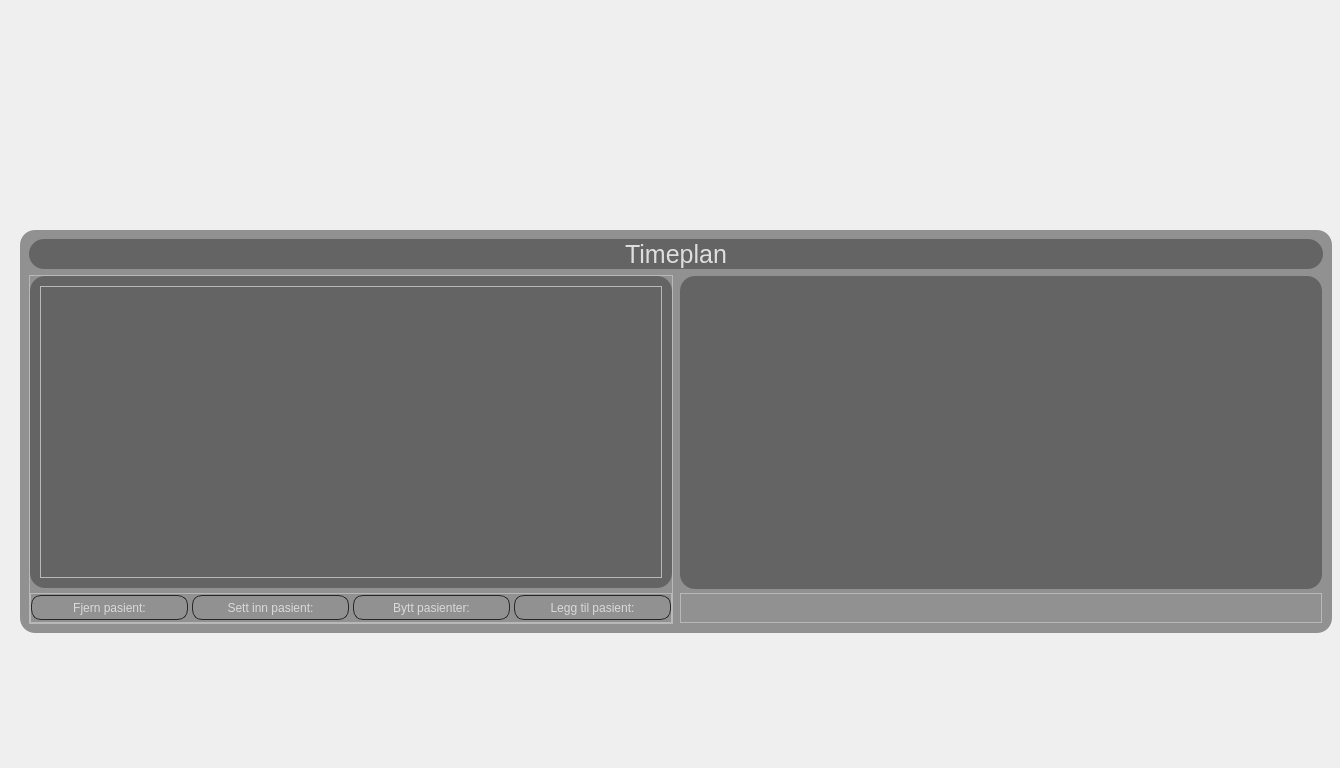
Before: the Qt Designer form Images/overview.ui in Eirik-MS/ELSYS_Tidssky, drawn with Qt 5.
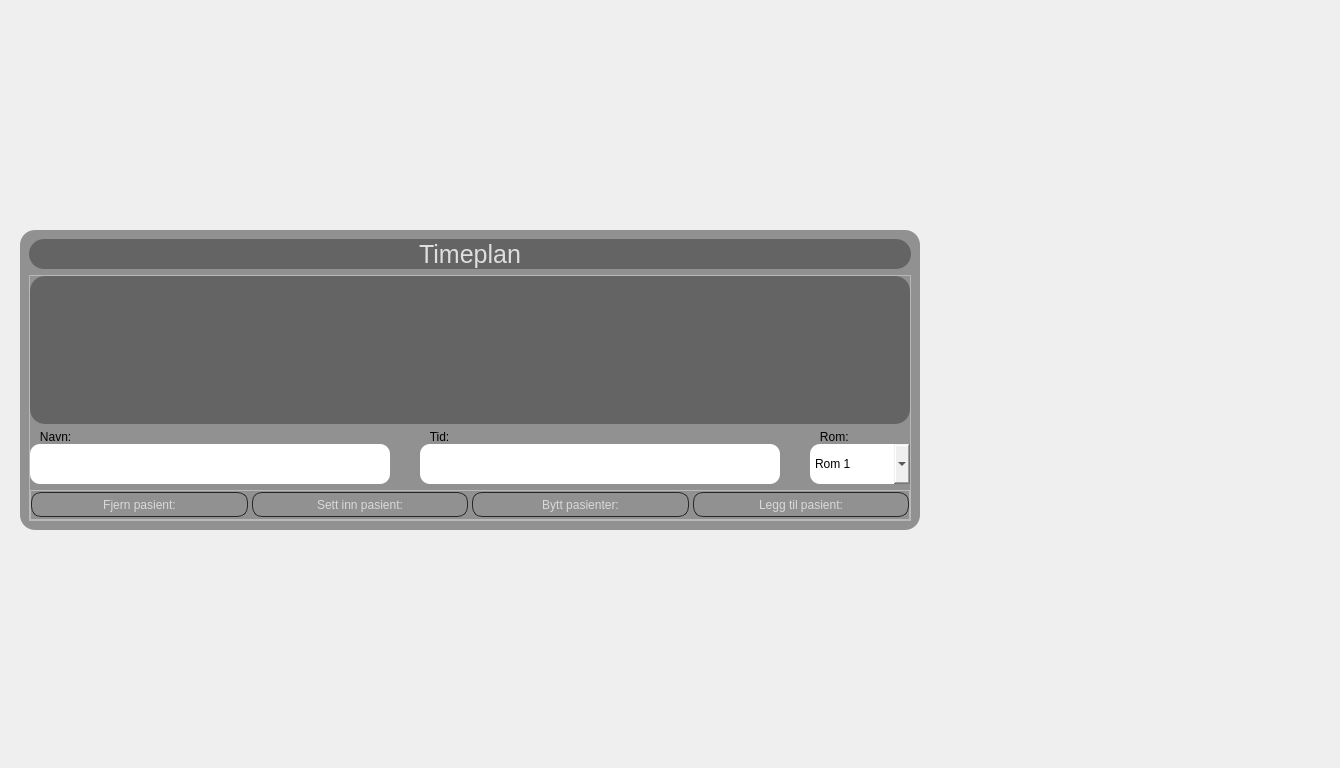
After: the same form once the commit is applied.

Diff of the .ui file:
```diff
--- a/Images/overview.ui
+++ b/Images/overview.ui
@@ -23,10 +23,16 @@
      <rect>
       <x>20</x>
       <y>230</y>
-      <width>1312</width>
-      <height>403</height>
+      <width>900</width>
+      <height>300</height>
      </rect>
     </property>
+    <property name="minimumSize">
+     <size>
+      <width>900</width>
+      <height>300</height>
+     </size>
+    </property>
     <property name="maximumSize">
      <size>
       <width>16777215</width>
@@ -42,8 +48,8 @@
     <property name="frameShadow">
      <enum>QFrame::Raised</enum>
     </property>
-    <layout class="QGridLayout" name="gridLayout_11">
-     <item row="0" column="0" colspan="2">
+    <layout class="QVBoxLayout" name="verticalLayout">
+     <item>
       <widget class="QFrame" name="timeplan">
        <property name="maximumSize">
         <size>
@@ -104,8 +110,8 @@
        </layout>
       </widget>
      </item>
-     <item row="1" column="0">
-      <widget class="QFrame" name="scrollframe">
+     <item>
+      <widget class="QFrame" name="contents">
        <property name="minimumSize">
         <size>
          <width>644</width>
@@ -113,77 +119,24 @@
         </size>
        </property>
        <property name="styleSheet">
-        <string notr="true">QFrame#frame_3{background-color:rgb(0,0,0,80);}
+        <string notr="true">QFrame#frame_3						  		{background-color:rgb(0,0,0,80);}
+QScrollBar::handle:vertical:hover 		{background-color: rgb(189, 223, 246, 180);}
+QScrollBar::handle:vertical:pressed 	{background-color: rgba(189, 223, 246, 100);}
+QScrollBar::sub-line:vertical:hover 	{background-color: rgb(255, 0, 127, 0);}
+QScrollBar::sub-line:vertical:pressed 	{background-color: rgb(185, 0, 92, 0);}
+QScrollBar::add-line:vertical:hover 	{background-color: rgb(255, 0, 127, 0);}
+QScrollBar::add-line:vertical:pressed {background-color: rgb(185, 0, 92, 0);}
+QScrollBar::sub-page:vertical 			{background-color: rgb(255, 85,0,0);}
+QScrollBar::add-page:vertical 			{background-color:rgb(0,0,123,0);}
+QScrollBar::sub-line:vertical 				{background-color: rgb(59, 59, 90, 0);	height: 0px;				border: none;}		
+QScrollBar::add-line:vertical				{background-color: rgb(59, 59, 90, 0);	height: 0px;				border: none;}
+QScrollBar::handle:vertical 		  	  		{background-color: rgba(0, 0, 0, 120);	min-height: 30px;	border-radius: 4px;}
+QScrollBar:vertical 						  		{background: rgb(45, 45, 68, 0);			width: 8px;				border: none;				
+    														 margin: 15px 0 15px 0;															border-radius: 0px;}
 
- QScrollBar:vertical {
-	border: none;
-    background: rgb(45, 45, 68, 0);
-    width: 8px;
-    margin: 15px 0 15px 0;
-	border-radius: 0px;
- }
+QScrollBar::up-arrow:vertical, QScrollBar::down-arrow:vertical 	{background: none;}
+QScrollBar::add-page:vertical, QScrollBar::sub-page:vertical 		{background: none;}
 
-/*  HANDLE BAR VERTICAL */
-QScrollBar::handle:vertical {	
-	
-	background-color: rgba(0, 0, 0, 120);
-	min-height: 30px;
-	border-radius: 4px;
-
-}
-
-QScrollBar::handle:vertical:hover{	
-	
-	background-color: rgb(189, 223, 246, 180);
-}
-QScrollBar::handle:vertical:pressed {	
-	
-	background-color: rgba(189, 223, 246, 100);
-}
-
-/* BTN TOP - SCROLLBAR */
-QScrollBar::sub-line:vertical {
-	border: none;
-	background-color: rgb(59, 59, 90, 0);
-	height: 0px;
-
-}
-QScrollBar::sub-line:vertical:hover {	
-	background-color: rgb(255, 0, 127, 0);
-}
-QScrollBar::sub-line:vertical:pressed {	
-	background-color: rgb(185, 0, 92, 0);
-}
-
-/* BTN BOTTOM - SCROLLBAR */
-QScrollBar::add-line:vertical {
-	border: none;
-	background-color: rgb(59, 59, 90, 0);
-	height: 0px;
-}
-QScrollBar::add-line:vertical:hover {	
-	background-color: rgb(255, 0, 127, 0);
-}
-QScrollBar::add-line:vertical:pressed {	
-	background-color: rgb(185, 0, 92, 0);
-}
-
-/* RESET ARROW */
-QScrollBar::up-arrow:vertical, QScrollBar::down-arrow:vertical {
-	background: none;
-}
-QScrollBar::add-page:vertical, QScrollBar::sub-page:vertical {
-	background: none;
-}
-
-QScrollBar::sub-page:vertical {
-    
-	background-color: rgb(255, 85,0,0);
-}
-
-QScrollBar::add-page:vertical {
-    background-color:rgb(0,0,123,0);
-}
 </string>
        </property>
        <property name="frameShape">
@@ -192,7 +145,7 @@
        <property name="frameShadow">
         <enum>QFrame::Raised</enum>
        </property>
-       <layout class="QGridLayout" name="gridLayout_12">
+       <layout class="QVBoxLayout" name="contentsLay">
         <property name="leftMargin">
          <number>0</number>
         </property>
@@ -205,14 +158,8 @@
         <property name="bottomMargin">
          <number>0</number>
         </property>
-        <property name="horizontalSpacing">
-         <number>0</number>
-        </property>
-        <property name="verticalSpacing">
-         <number>5</number>
-        </property>
-        <item row="0" column="0" colspan="2">
-         <widget class="QScrollArea" name="scrollArea_3">
+        <item>
+         <widget class="QScrollArea" name="scrollarea">
           <property name="styleSheet">
            <string notr="true">QScrollArea{background-color:rgb(0,0,0,80); border-radius:15px;}
 QScrollBar::add-page:vertical, QScrollBar::sub-page:verticall{background-color:rgb(0,0,0,0);}</string>
@@ -220,13 +167,13 @@
           <property name="widgetResizable">
            <bool>true</bool>
           </property>
-          <widget class="QWidget" name="scrollAreaWidgetContents_3">
+          <widget class="QWidget" name="scrollwidget">
            <property name="geometry">
             <rect>
              <x>0</x>
              <y>0</y>
-             <width>642</width>
-             <height>312</height>
+             <width>880</width>
+             <height>149</height>
             </rect>
            </property>
            <property name="styleSheet">
@@ -249,7 +196,7 @@
              <number>10</number>
             </property>
             <item>
-             <widget class="QFrame" name="scrollingframe">
+             <widget class="QFrame" name="scrollframe">
               <property name="minimumSize">
                <size>
                 <width>0</width>
@@ -265,7 +212,7 @@
               <property name="frameShadow">
                <enum>QFrame::Raised</enum>
               </property>
-              <layout class="QVBoxLayout" name="verticalLayout_70">
+              <layout class="QVBoxLayout" name="scrollframeLay">
                <property name="spacing">
                 <number>0</number>
                </property>
@@ -288,8 +235,265 @@
           </widget>
          </widget>
         </item>
-        <item row="1" column="0" colspan="2">
-         <widget class="QFrame" name="leggtilframe">
+        <item>
+         <widget class="QFrame" name="inputs">
+          <property name="minimumSize">
+           <size>
+            <width>0</width>
+            <height>50</height>
+           </size>
+          </property>
+          <property name="styleSheet">
+           <string notr="true">background:none;	border-radius:10px; 
+font: 8pt &quot;Roboto Cn&quot;;</string>
+          </property>
+          <property name="frameShape">
+           <enum>QFrame::StyledPanel</enum>
+          </property>
+          <property name="frameShadow">
+           <enum>QFrame::Raised</enum>
+          </property>
+          <layout class="QHBoxLayout" name="inputsLay">
+           <property name="spacing">
+            <number>30</number>
+           </property>
+           <property name="leftMargin">
+            <number>0</number>
+           </property>
+           <property name="topMargin">
+            <number>0</number>
+           </property>
+           <property name="rightMargin">
+            <number>0</number>
+           </property>
+           <property name="bottomMargin">
+            <number>0</number>
+           </property>
+           <item>
+            <widget class="QFrame" name="navnframe">
+             <property name="minimumSize">
+              <size>
+               <width>100</width>
+               <height>0</height>
+              </size>
+             </property>
+             <property name="styleSheet">
+              <string notr="true"/>
+             </property>
+             <property name="frameShape">
+              <enum>QFrame::StyledPanel</enum>
+             </property>
+             <property name="frameShadow">
+              <enum>QFrame::Raised</enum>
+             </property>
+             <layout class="QVBoxLayout" name="navnframeLay">
+              <property name="spacing">
+               <number>0</number>
+              </property>
+              <property name="leftMargin">
+               <number>0</number>
+              </property>
+              <property name="topMargin">
+               <number>0</number>
+              </property>
+              <property name="rightMargin">
+               <number>0</number>
+              </property>
+              <property name="bottomMargin">
+               <number>0</number>
+              </property>
+              <item>
+               <widget class="QLabel" name="navnlabel">
+                <property name="styleSheet">
+                 <string notr="true"/>
+                </property>
+                <property name="text">
+                 <string>   Navn:</string>
+                </property>
+               </widget>
+              </item>
+              <item>
+               <widget class="QLineEdit" name="navninput">
+                <property name="minimumSize">
+                 <size>
+                  <width>0</width>
+                  <height>40</height>
+                 </size>
+                </property>
+                <property name="styleSheet">
+                 <string notr="true"/>
+                </property>
+                <property name="text">
+                 <string/>
+                </property>
+                <property name="alignment">
+                 <set>Qt::AlignCenter</set>
+                </property>
+                <property name="placeholderText">
+                 <string/>
+                </property>
+               </widget>
+              </item>
+             </layout>
+            </widget>
+           </item>
+           <item>
+            <widget class="QFrame" name="tidframe">
+             <property name="minimumSize">
+              <size>
+               <width>100</width>
+               <height>0</height>
+              </size>
+             </property>
+             <property name="styleSheet">
+              <string notr="true"/>
+             </property>
+             <property name="frameShape">
+              <enum>QFrame::StyledPanel</enum>
+             </property>
+             <property name="frameShadow">
+              <enum>QFrame::Raised</enum>
+             </property>
+             <layout class="QVBoxLayout" name="tidframeLay">
+              <property name="spacing">
+               <number>0</number>
+              </property>
+              <property name="leftMargin">
+               <number>0</number>
+              </property>
+              <property name="topMargin">
+               <number>0</number>
+              </property>
+              <property name="rightMargin">
+               <number>0</number>
+              </property>
+              <property name="bottomMargin">
+               <number>0</number>
+              </property>
+              <item>
+               <widget class="QLabel" name="tidlabel">
+                <property name="styleSheet">
+                 <string notr="true"/>
+                </property>
+                <property name="text">
+                 <string>   Tid:</string>
+                </property>
+               </widget>
+              </item>
+              <item>
+               <widget class="QLineEdit" name="tidinput">
+                <property name="minimumSize">
+                 <size>
+                  <width>0</width>
+                  <height>40</height>
+                 </size>
+                </property>
+                <property name="styleSheet">
+                 <string notr="true"/>
+                </property>
+                <property name="text">
+                 <string/>
+                </property>
+                <property name="alignment">
+                 <set>Qt::AlignCenter</set>
+                </property>
+                <property name="placeholderText">
+                 <string/>
+                </property>
+               </widget>
+              </item>
+             </layout>
+            </widget>
+           </item>
+           <item>
+            <widget class="QFrame" name="romframe">
+             <property name="minimumSize">
+              <size>
+               <width>100</width>
+               <height>0</height>
+              </size>
+             </property>
+             <property name="styleSheet">
+              <string notr="true"/>
+             </property>
+             <property name="frameShape">
+              <enum>QFrame::StyledPanel</enum>
+             </property>
+             <property name="frameShadow">
+              <enum>QFrame::Raised</enum>
+             </property>
+             <layout class="QVBoxLayout" name="romframeLay">
+              <property name="spacing">
+               <number>0</number>
+              </property>
+              <property name="leftMargin">
+               <number>0</number>
+              </property>
+              <property name="topMargin">
+               <number>0</number>
+              </property>
+              <property name="rightMargin">
+               <number>0</number>
+              </property>
+              <property name="bottomMargin">
+               <number>0</number>
+              </property>
+              <item>
+               <widget class="QLabel" name="romlabel">
+                <property name="styleSheet">
+                 <string notr="true"/>
+                </property>
+                <property name="text">
+                 <string>   Rom:</string>
+                </property>
+               </widget>
+              </item>
+              <item>
+               <widget class="QComboBox" name="rominput">
+                <property name="minimumSize">
+                 <size>
+                  <width>0</width>
+                  <height>40</height>
+                 </size>
+                </property>
+                <property name="styleSheet">
+                 <string notr="true"/>
+                </property>
+                <item>
+                 <property name="text">
+                  <string>Rom 1</string>
+                 </property>
+                </item>
+                <item>
+                 <property name="text">
+                  <string>Rom 2</string>
+                 </property>
+                </item>
+                <item>
+                 <property name="text">
+                  <string>Rom 3</string>
+                 </property>
+                </item>
+                <item>
+                 <property name="text">
+                  <string>Rom 4</string>
+                 </property>
+                </item>
+                <item>
+                 <property name="text">
+                  <string>PET-Scan</string>
+                 </property>
+                </item>
+               </widget>
+              </item>
+             </layout>
+            </widget>
+           </item>
+          </layout>
+         </widget>
+        </item>
+        <item>
+         <widget class="QFrame" name="knapper">
           <property name="minimumSize">
            <size>
             <width>0</width>
@@ -303,7 +507,10 @@
            </size>
           </property>
           <property name="styleSheet">
-           <string notr="true">background:none;</string>
+           <string notr="true">QPushButton				{border:1px solid;		border-color: rgb(39, 39, 39);		border-radius:0px;
+									 border-radius:10px;	background-color: rbg(0,0,0,80);	color: rgb(217, 217, 217);}
+QPushButton:hover		{background-color: rgba(0, 0, 0, 120);}
+QPushButton:pressed {background-color: rgba(0, 0, 0, 200);}</string>
           </property>
           <property name="frameShape">
            <enum>QFrame::StyledPanel</enum>
@@ -311,7 +518,7 @@
           <property name="frameShadow">
            <enum>QFrame::Raised</enum>
           </property>
-          <layout class="QHBoxLayout" name="horizontalLayout">
+          <layout class="QHBoxLayout" name="knapperLay">
            <property name="spacing">
             <number>4</number>
            </property>
@@ -339,21 +546,7 @@
               <string>Fjern markert(e) pasienter fra timeplanen.</string>
              </property>
              <property name="styleSheet">
-              <string notr="true">QPushButton{
-border:1px solid;
-border-color: rgb(39, 39, 39);
-border-radius:0px;
-border-radius:10px;
-background-color: rbg(0,0,0,80);
-color: rgb(217, 217, 217);
-}
-QPushButton:hover{
-background-color: rgba(0, 0, 0, 120);
-}
-
-QPushButton:pressed{
-background-color: rgba(0, 0, 0, 200);
-}</string>
+              <string notr="true"/>
              </property>
              <property name="text">
               <string>Fjern pasient:</string>
@@ -372,21 +565,7 @@
               <string>Sett pasient inn midt i planen. Fører pasienten frem i køen og forskyver behandlingstidspunktene til pasientene bak i køen.</string>
              </property>
              <property name="styleSheet">
-              <string notr="true">QPushButton{
-border:1px solid;
-border-color: rgb(39, 39, 39);
-border-radius:0px;
-border-radius:10px;
-background-color: rbg(0,0,0,80);
-color: rgb(217, 217, 217);
-}
-QPushButton:hover{
-background-color: rgba(0, 0, 0, 120);
-}
-
-QPushButton:pressed{
-background-color: rgba(0, 0, 0, 200);
-}</string>
+              <string notr="true"/>
              </property>
              <property name="text">
               <string>Sett inn pasient:</string>
@@ -405,21 +584,7 @@
               <string>Bytt timeplanene til to pasienter. Merk: kun to pasienter kan byttes om gangen.</string>
              </property>
              <property name="styleSheet">
-              <string notr="true">QPushButton{
-border:1px solid;
-border-color: rgb(39, 39, 39);
-border-radius:0px;
-border-radius:10px;
-background-color: rbg(0,0,0,80);
-color: rgb(217, 217, 217);
-}
-QPushButton:hover{
-background-color: rgba(0, 0, 0, 120);
-}
-
-QPushButton:pressed{
-background-color: rgba(0, 0, 0, 200);
-}</string>
+              <string notr="true"/>
              </property>
              <property name="text">
               <string>Bytt pasienter:</string>
@@ -438,21 +603,7 @@
               <string>Legger til en pasient bakerst i timeplanen.</string>
              </property>
              <property name="styleSheet">
-              <string notr="true">QPushButton{
-border:1px solid;
-border-color: rgb(39, 39, 39);
-border-radius:0px;
-border-radius:10px;
-background-color: rbg(0,0,0,80);
-color: rgb(217, 217, 217);
-}
-QPushButton:hover{
-background-color: rgba(0, 0, 0, 120);
-}
-
-QPushButton:pressed{
-background-color: rgba(0, 0, 0, 200);
-}</string>
+              <string notr="true"/>
              </property>
              <property name="text">
               <string>Legg til pasient:</string>
@@ -465,82 +616,6 @@
        </layout>
       </widget>
      </item>
-     <item row="1" column="1">
-      <widget class="QFrame" name="frame_35">
-       <property name="minimumSize">
-        <size>
-         <width>644</width>
-         <height>0</height>
-        </size>
-       </property>
-       <property name="styleSheet">
-        <string notr="true">background-color:rgb(0,0,0,0); corner-radius:15px;</string>
-       </property>
-       <property name="frameShape">
-        <enum>QFrame::StyledPanel</enum>
-       </property>
-       <property name="frameShadow">
-        <enum>QFrame::Raised</enum>
-       </property>
-       <layout class="QVBoxLayout" name="verticalLayout_72">
-        <property name="spacing">
-         <number>4</number>
-        </property>
-        <property name="leftMargin">
-         <number>0</number>
-        </property>
-        <property name="topMargin">
-         <number>0</number>
-        </property>
-        <property name="rightMargin">
-         <number>0</number>
-        </property>
-        <property name="bottomMargin">
-         <number>0</number>
-        </property>
-        <item>
-         <widget class="QFrame" name="frame_36">
-          <property name="styleSheet">
-           <string notr="true">border-radius:15px;
-background-color:rgb(0,0,0,80); 
-</string>
-          </property>
-          <property name="frameShape">
-           <enum>QFrame::StyledPanel</enum>
-          </property>
-          <property name="frameShadow">
-           <enum>QFrame::Raised</enum>
-          </property>
-         </widget>
-        </item>
-        <item>
-         <widget class="QFrame" name="frame_37">
-          <property name="minimumSize">
-           <size>
-            <width>0</width>
-            <height>30</height>
-           </size>
-          </property>
-          <property name="maximumSize">
-           <size>
-            <width>16777215</width>
-            <height>30</height>
-           </size>
-          </property>
-          <property name="styleSheet">
-           <string notr="true">background:none;</string>
-          </property>
-          <property name="frameShape">
-           <enum>QFrame::StyledPanel</enum>
-          </property>
-          <property name="frameShadow">
-           <enum>QFrame::Raised</enum>
-          </property>
-         </widget>
-        </item>
-       </layout>
-      </widget>
-     </item>
     </layout>
    </widget>
   </widget>
```
Left out of the diff: 12 changed lines with no effect on the pictures.
